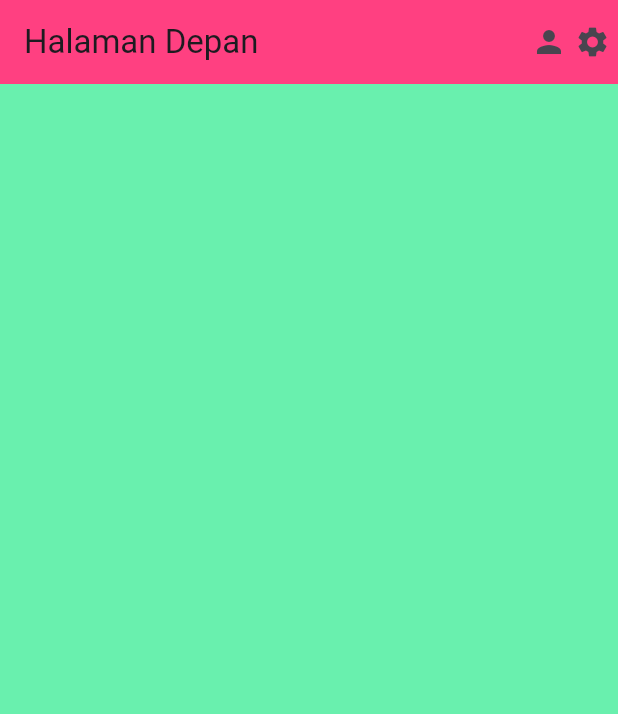
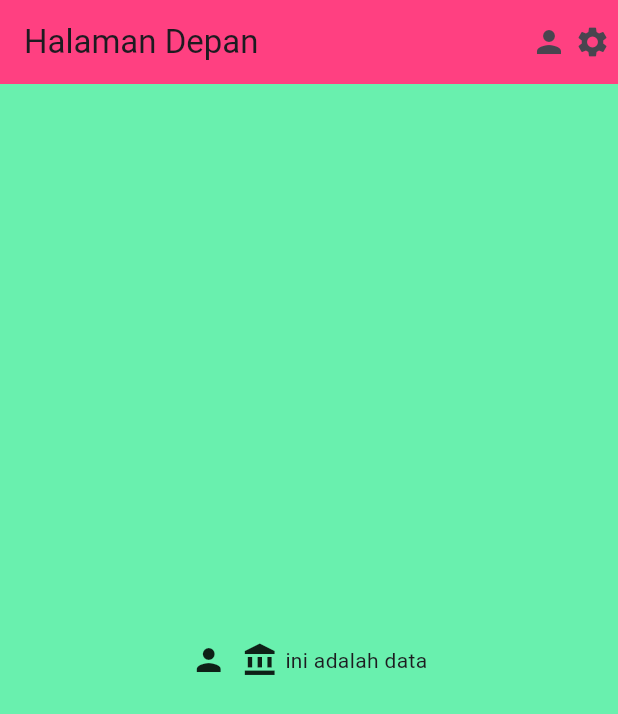
Before and after one commit to ginaa07/Latihan_container_week_5_1123150124, a Flutter app: the screen it shows after launch, on a phone screen of 412 x 824 dp. Shown: the top 714 px of the screen. Run offline on Flutter 3.47's test engine with Material 3 defaults, Android fonts, the light colour scheme and no system bars.

Commit message:
container dengan child row

```diff
--- a/lib/main.dart
+++ b/lib/main.dart
@@ -41,7 +41,18 @@ class Halaman extends StatelessWidget {
         width: double.infinity,
         height: double.infinity,
         color: Colors.greenAccent,
+        child: Row(
+          mainAxisAlignment: MainAxisAlignment.center,
+          // children itu array (ada tanda []
+            children: [
+          Icon(Icons.person),
+          SizedBox(width: 10),
+          Icon(Icons.account_balance),
+          SizedBox(width: 5),
+          Text("ini adalah data")
+        ],
+      )
         ),
-      );
+        );
   }
 }
```
